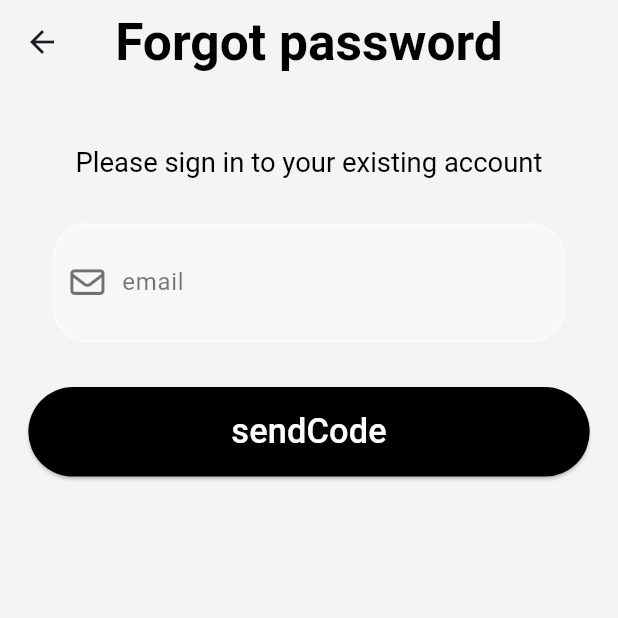
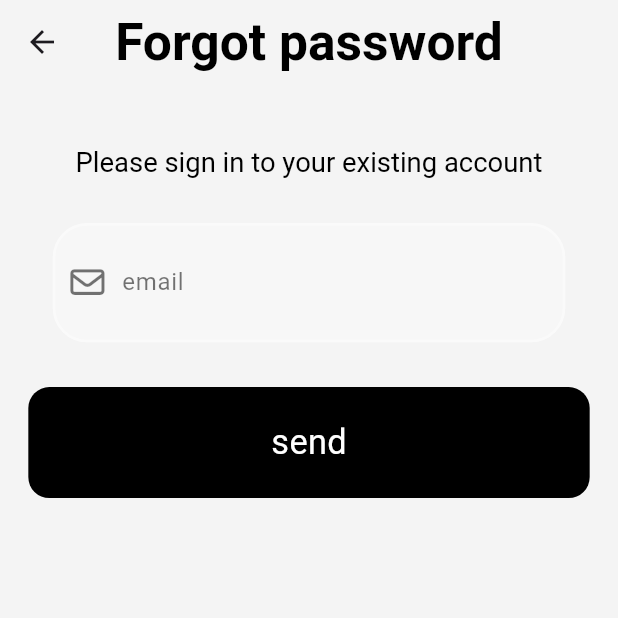
Before and after one commit to Ahmed4r/EcommerceApp, a Flutter app: the ForgotPassword screen opened by its route, on a phone screen of 412 x 824 dp, the top half of it. Run offline on Flutter 3.47's test engine with Material 3 defaults, Android fonts, the phone set to English and light mode, and no system bars; our stand-ins replace bloc, crystal_navigation_bar, equatable, flutter_bloc, flutter_map, flutter_screenutil and 8 more; missing offline and left inert: animated_snack_bar, carousel_slider_plus; accounts and stored records are empty; Roboto replaces fonts that are missing (Cairo, Sen).

Commit message:
minor fix for Rounting , ui

```diff
--- a/lib/main.dart
+++ b/lib/main.dart
@@ -52,7 +52,7 @@ class ShopApp extends StatelessWidget {
           RegisterPage.routeName: (context) => RegisterPage(),
           OtpScreen.routeName: (context) => OtpScreen(),
           ForgotPassword.routeName: (context) => ForgotPassword(),
-          Navigationbar.routeName: (context) => Navigationbar(key: navBarKey),
+          Navigationbar.routeName: (context) => Navigationbar(),
         },
       ),
     );
--- a/lib/screens/category/category.dart
+++ b/lib/screens/category/category.dart
@@ -3,11 +3,13 @@ import 'package:flutter/material.dart';
 import 'package:flutter_screenutil/flutter_screenutil.dart';
 import 'package:font_awesome_flutter/font_awesome_flutter.dart';
 import 'package:google_fonts/google_fonts.dart';
+import 'package:shop/app_colors.dart';
 import 'package:shop/model/product.dart';
 import 'package:shop/widgets/product_card.dart';
 
 class Category extends StatefulWidget {
   static const String routeName = 'category';
+
   const Category({super.key});
 
   @override
@@ -313,8 +315,9 @@ class _CategoryState extends State<Category> {
   @override
   Widget build(BuildContext context) {
     return Scaffold(
-      backgroundColor: const Color(0xffEDF1F4),
+      backgroundColor: AppColors.primary,
       appBar: AppBar(
+
         elevation: 0,
         title: Text(
           "Category",
--- a/lib/screens/homepage/homepage.dart
+++ b/lib/screens/homepage/homepage.dart
@@ -383,7 +383,7 @@ class _HomepageState extends State<Homepage> {
           child: Column(
             children: [
               SizedBox(height: 20.h),
-              HomepageHeaders("Prodcut Category", true, products, categoryData),
+              HomepageHeaders("Prodcut Category", true, products, categoryData ,key: GlobalKey(),),
 
               SizedBox(
                 height: 50.h,
--- a/lib/screens/login/forgot_password/forgot_password.dart
+++ b/lib/screens/login/forgot_password/forgot_password.dart
@@ -5,6 +5,7 @@ import 'package:font_awesome_flutter/font_awesome_flutter.dart';
 import 'package:google_fonts/google_fonts.dart';
 import 'package:shop/app_colors.dart';
 import 'package:shop/screens/login/otp/otp_screen.dart';
+import 'package:shop/widgets/custom_button.dart';
 import 'package:shop/widgets/custom_text_field.dart';
 
 class ForgotPassword extends StatefulWidget {
@@ -57,25 +58,15 @@ class _ForgotPasswordState extends State<ForgotPassword> {
                 icon: FontAwesomeIcons.envelope,
               ),
               SizedBox(height: 20.h),
-              ElevatedButton(
-                style: ButtonStyle(
-                  backgroundColor: const WidgetStatePropertyAll(Colors.black),
-                  minimumSize: WidgetStatePropertyAll(Size(327.w, 50.h)),
-                ),
-                onPressed: () {
+              customButtom(
+                title: 'send',
+                onTap: () {
                   Navigator.pushNamed(
                     context,
                     OtpScreen.routeName,
                     arguments: {'email': Emailcontroller.text},
                   );
                 },
-                child: Text(
-                  'sendCode',
-                  style: GoogleFonts.cairo(
-                    fontSize: 20.sp,
-                    color: Colors.white,
-                  ),
-                ),
               ),
             ],
           ),
--- a/lib/widgets/custom_text_field.dart
+++ b/lib/widgets/custom_text_field.dart
@@ -49,6 +49,9 @@ class _CustomTextFieldState extends State<CustomTextField> {
               SizedBox(width: 10.w),
               Expanded(
                 child: TextField(
+                  keyboardType: widget.type == "text"
+                      ? TextInputType.text
+                      : TextInputType.visiblePassword,
                   controller: widget.controller,
 
                   obscureText: widget.obscureText,
--- a/lib/widgets/homepage_headers.dart
+++ b/lib/widgets/homepage_headers.dart
@@ -31,7 +31,7 @@ class HomepageHeaders extends StatelessWidget {
         TextButton(
           onPressed: () {
             ctrl == true
-                ? navBarKey.currentState?.changeTab(1, categoryData)
+                ? navBarKey.currentState?.changeTab(1, categoryData ,)
                 : Navigator.pushNamed(
                     context,
                     ShowProductspage.routeName,
```
Also changed, not shown: lib/screens/location/address_details_Screen.dart (+21 -0 lines), lib/screens/login/login.dart (+1 -11 lines), lib/screens/login/otp/otp_screen.dart (+30 -16 lines), lib/screens/register/signup.dart (+7 -4 lines).
